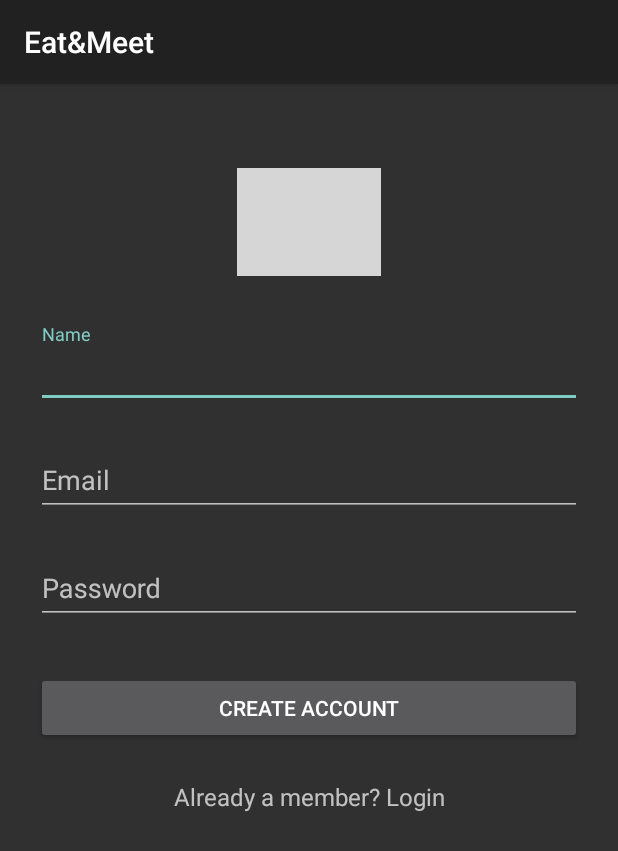
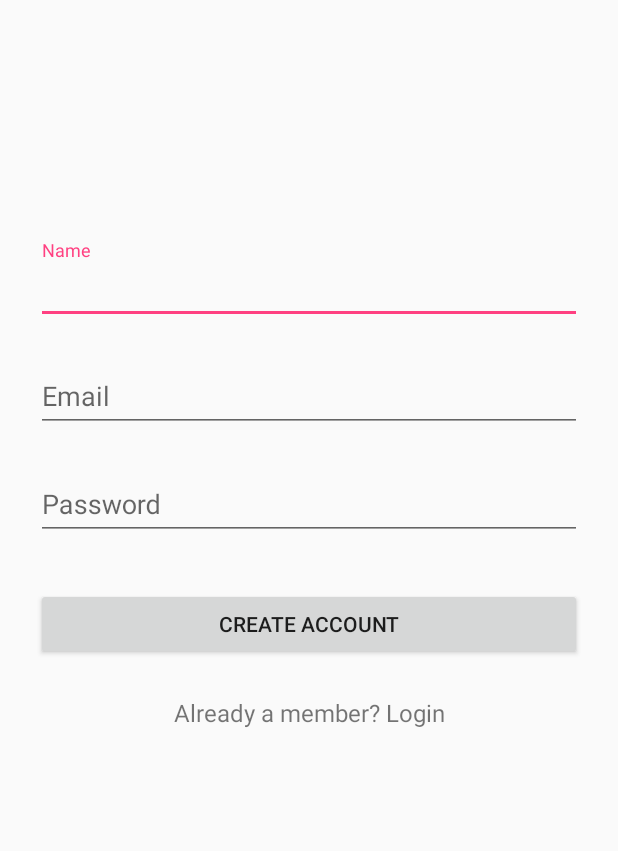
Before and after one commit to albert95014/Eat2Meet, an Android app: the SignupActivity screen opened directly, with no data from a screen before it, on a phone screen of 412 x 824 dp. Shown: the top 851 px of the screen. Run offline under Robolectric (Android 15) with nearby library versions, the phone set to English and light mode, and no system bars; our stand-ins replace ButterKnife; grey boxes are pictures that could not be loaded.

Commit message:
setup works now

```diff
--- a/app/build.gradle
+++ b/app/build.gradle
@@ -31,5 +31,6 @@ dependencies {
     compile fileTree(dir: 'libs', include: ['*.jar'])
     compile 'com.android.support:appcompat-v7:26.1.0'
     compile 'com.android.support:design:26.1.0'
-    compile 'com.jakewharton:butterknife:6.1.0'
+    compile 'com.jakewharton:butterknife:8.8.1'
+    annotationProcessor 'com.jakewharton:butterknife-compiler:8.8.1'
 }
--- a/app/src/main/AndroidManifest.xml
+++ b/app/src/main/AndroidManifest.xml
@@ -10,7 +10,7 @@
         android:label="@string/app_name"
         android:theme="@style/AppTheme" >
         <activity
-            android:name=".MainActivity"
+            android:name=".LoginActivity"
             android:label="@string/app_name" >
             <intent-filter>
                 <action android:name="android.intent.action.MAIN" />
@@ -18,8 +18,7 @@
                 <category android:name="android.intent.category.LAUNCHER" />
             </intent-filter>
         </activity>
-        <activity android:name=".LoginActivity" android:theme="@style/AppTheme.Dark" />
-        <activity android:name=".SignupActivity" android:theme="@style/AppTheme.Dark" />
+        <activity android:name=".SignupActivity" />
     </application>
 
 </manifest>
--- a/app/src/main/java/com/example/jonathansun5/eatmeet/SignupActivity.java
+++ b/app/src/main/java/com/example/jonathansun5/eatmeet/SignupActivity.java
@@ -11,22 +11,22 @@ import android.widget.TextView;
 import android.widget.Toast;
 
 import butterknife.ButterKnife;
-import butterknife.InjectView;
+import butterknife.BindView;
 
 public class SignupActivity extends AppCompatActivity {
     private static final String TAG = "SignupActivity";
 
-    @InjectView(R.id.input_name) EditText _nameText;
-    @InjectView(R.id.input_email) EditText _emailText;
-    @InjectView(R.id.input_password) EditText _passwordText;
-    @InjectView(R.id.btn_signup) Button _signupButton;
-    @InjectView(R.id.link_login) TextView _loginLink;
+    @BindView(R.id.input_name) EditText _nameText;
+    @BindView(R.id.input_email) EditText _emailText;
+    @BindView(R.id.input_password) EditText _passwordText;
+    @BindView(R.id.btn_signup) Button _signupButton;
+    @BindView(R.id.link_login) TextView _loginLink;
 
     @Override
     public void onCreate(Bundle savedInstanceState) {
         super.onCreate(savedInstanceState);
         setContentView(R.layout.activity_signup);
-        ButterKnife.inject(this);
+        ButterKnife.bind(this);
 
         _signupButton.setOnClickListener(new View.OnClickListener() {
             @Override
@@ -55,7 +55,7 @@ public class SignupActivity extends AppCompatActivity {
         _signupButton.setEnabled(false);
 
         final ProgressDialog progressDialog = new ProgressDialog(SignupActivity.this,
-                R.style.AppTheme_Dark_Dialog);
+                R.style.AppTheme);
         progressDialog.setIndeterminate(true);
         progressDialog.setMessage("Creating Account...");
         progressDialog.show();
--- a/app/src/main/res/layout/activity_login.xml
+++ b/app/src/main/res/layout/activity_login.xml
@@ -14,7 +14,6 @@
         android:paddingRight="24dp">
 
         <ImageView
-            android:src="@drawable/logo"
             android:layout_width="wrap_content"
             android:layout_height="72dp"
             android:layout_marginBottom="24dp"
--- a/app/src/main/res/layout/activity_signup.xml
+++ b/app/src/main/res/layout/activity_signup.xml
@@ -14,7 +14,6 @@
         android:paddingRight="24dp">
 
         <ImageView
-            android:src="@drawable/logo"
             android:layout_width="wrap_content"
             android:layout_height="72dp"
             android:layout_marginBottom="24dp"
--- a/build.gradle
+++ b/build.gradle
@@ -8,6 +8,7 @@ buildscript {
     }
     dependencies {
         classpath 'com.android.tools.build:gradle:3.0.1'
+        classpath 'com.jakewharton:butterknife-gradle-plugin:8.5.1'
 
 
         // NOTE: Do not place your application dependencies here; they belong
```
Also changed, not shown: app/src/main/java/com/example/jonathansun5/eatmeet/LoginActivity.java (+7 -7 lines).
